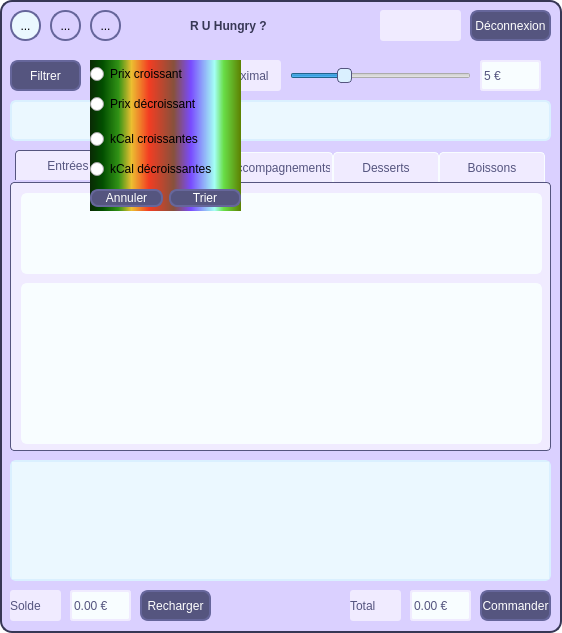
Above: mainwindow.ui from GD-Github/R-U-Hungry- before the change. Below: the same form after it.
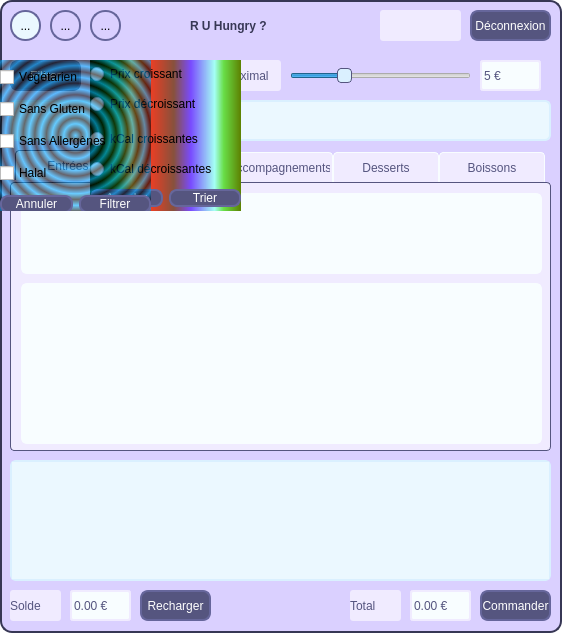
That is the form after the change. Icons and pictures are not drawn.

Commit message: Debut de l'implementation des filtres

The edit to the form file:
```diff
--- a/mainwindow.ui
+++ b/mainwindow.ui
@@ -1234,7 +1234,7 @@
        <x>0</x>
        <y>0</y>
        <width>151</width>
-       <height>151</height>
+       <height>156</height>
       </rect>
      </property>
      <layout class="QVBoxLayout" name="verticalLayout_2">
@@ -1322,6 +1322,110 @@
      <zorder>sortCalCBtn</zorder>
     </widget>
    </widget>
+   <widget class="QFrame" name="filterMenu">
+    <property name="enabled">
+     <bool>true</bool>
+    </property>
+    <property name="geometry">
+     <rect>
+      <x>0</x>
+      <y>60</y>
+      <width>151</width>
+      <height>151</height>
+     </rect>
+    </property>
+    <property name="autoFillBackground">
+     <bool>false</bool>
+    </property>
+    <property name="styleSheet">
+     <string notr="true">#filterMenu{
+background-color : qradialgradient(spread:repeat, cx:0.5, cy:0.5, radius:0.077, fx:0.5, fy:0.5, stop:0 rgba(0, 169, 255, 147), stop:0.497326 rgba(0, 0, 0, 147), stop:1 rgba(0, 169, 255, 147))
+}</string>
+    </property>
+    <widget class="QWidget" name="verticalLayoutWidget_3">
+     <property name="geometry">
+      <rect>
+       <x>0</x>
+       <y>0</y>
+       <width>151</width>
+       <height>161</height>
+      </rect>
+     </property>
+     <layout class="QVBoxLayout" name="verticalLayout_3">
+      <item>
+       <spacer name="verticalSpacer">
+        <property name="orientation">
+         <enum>Qt::Vertical</enum>
+        </property>
+        <property name="sizeType">
+         <enum>QSizePolicy::Fixed</enum>
+        </property>
+        <property name="sizeHint" stdset="0">
+         <size>
+          <width>20</width>
+          <height>1</height>
+         </size>
+        </property>
+       </spacer>
+      </item>
+      <item>
+       <widget class="QCheckBox" name="vegetarianBox">
+        <property name="text">
+         <string>Végétarien</string>
+        </property>
+       </widget>
+      </item>
+      <item>
+       <widget class="QCheckBox" name="glutenFreeBox">
+        <property name="text">
+         <string>Sans Gluten</string>
+        </property>
+       </widget>
+      </item>
+      <item>
+       <widget class="QCheckBox" name="allergenFreeBox">
+        <property name="text">
+         <string>Sans Allergènes</string>
+        </property>
+       </widget>
+      </item>
+      <item>
+       <widget class="QCheckBox" name="halalBox">
+        <property name="text">
+         <string>Halal</string>
+        </property>
+       </widget>
+      </item>
+      <item>
+       <layout class="QHBoxLayout" name="horizontalLayout_3">
+        <property name="spacing">
+         <number>6</number>
+        </property>
+        <property name="sizeConstraint">
+         <enum>QLayout::SetDefaultConstraint</enum>
+        </property>
+        <item>
+         <widget class="QPushButton" name="dontFilterBtn">
+          <property name="text">
+           <string>Annuler</string>
+          </property>
+         </widget>
+        </item>
+        <item>
+         <widget class="QPushButton" name="filterBtn_2">
+          <property name="enabled">
+           <bool>true</bool>
+          </property>
+          <property name="text">
+           <string>Filtrer</string>
+          </property>
+         </widget>
+        </item>
+       </layout>
+      </item>
+     </layout>
+    </widget>
+   </widget>
   </widget>
  </widget>
  <resources>
```
The commit also changes 2 other files.
